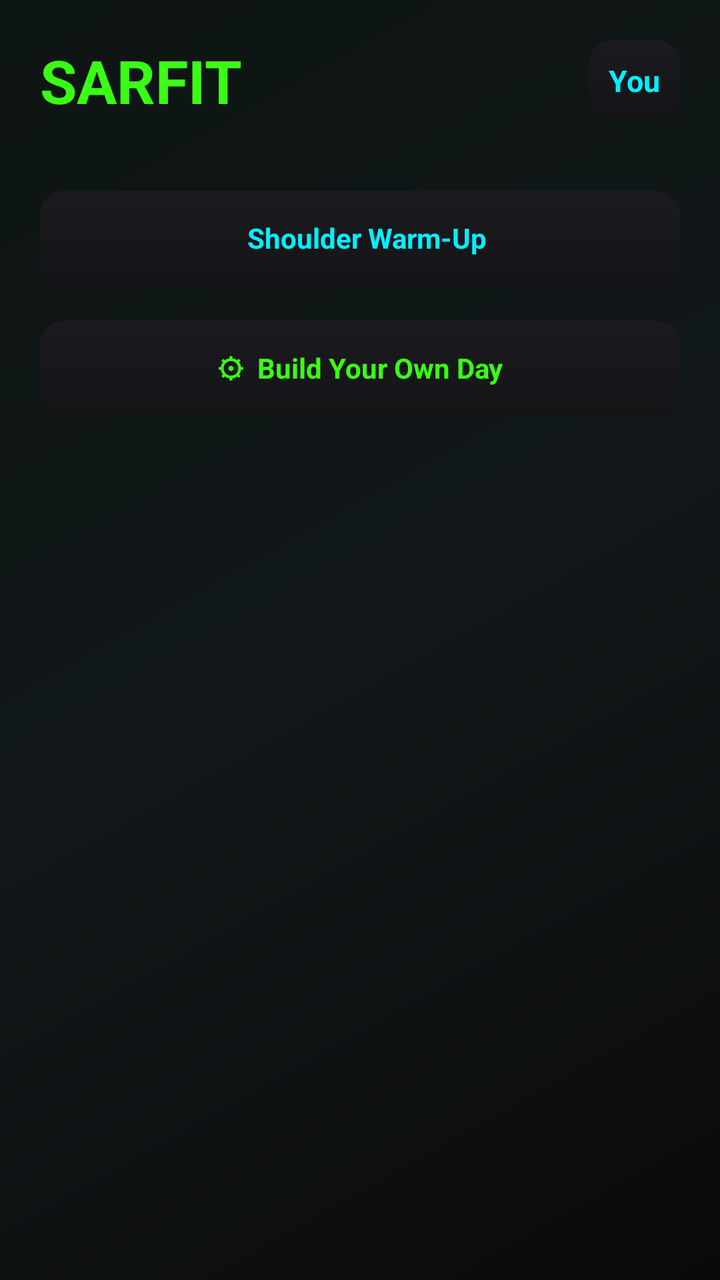
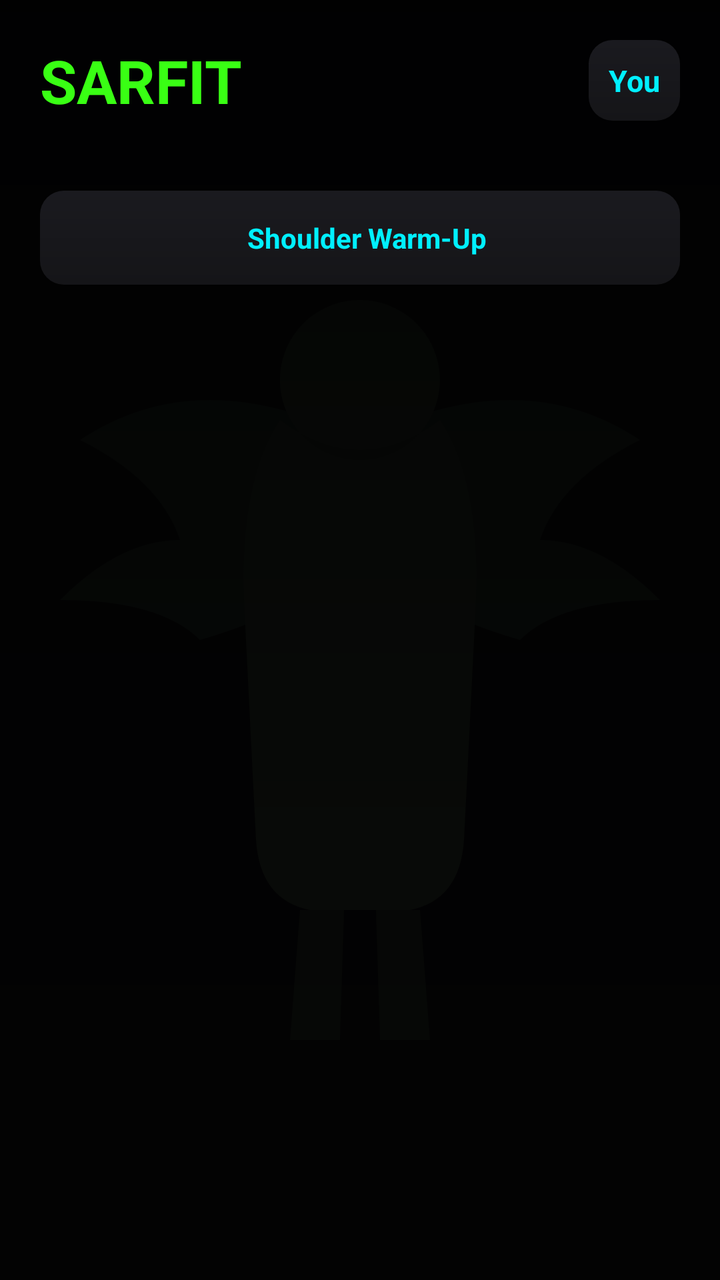

An Android layout rendered at two revisions. The XML below is the earlier revision; the diff shows what the commit changed to produce the second picture.
<!-- AndroidManifest.xml: application theme Theme.Sarfit -->
<!-- res/layout/activity_main.xml -->
<?xml version="1.0" encoding="utf-8"?>
<ScrollView xmlns:android="http://schemas.android.com/apk/res/android"
    android:layout_width="match_parent"
    android:layout_height="match_parent"
    android:background="@drawable/gradient_bg">

    <LinearLayout
        android:layout_width="match_parent"
        android:layout_height="wrap_content"
        android:orientation="vertical"
        android:padding="20dp">

        <LinearLayout
            android:layout_width="match_parent"
            android:layout_height="wrap_content"
            android:orientation="horizontal"
            android:gravity="center_vertical">

            <TextView
                android:layout_width="0dp"
                android:layout_height="wrap_content"
                android:layout_weight="1"
                android:text="@string/app_name"
                android:textColor="@color/neon_green"
                android:textSize="30sp"
                android:textStyle="bold" />

            <TextView
                android:id="@+id/tvYouButton"
                android:layout_width="wrap_content"
                android:layout_height="wrap_content"
                android:text="You"
                android:textColor="@color/neon_cyan"
                android:textSize="15sp"
                android:textStyle="bold"
                android:padding="10dp"
                android:background="@drawable/gradient_card" />

        </LinearLayout>

        <TextView
            android:id="@+id/tvWelcome"
            android:layout_width="wrap_content"
            android:layout_height="wrap_content"
            android:layout_marginTop="2dp"
            android:layout_marginBottom="14dp"
            android:textColor="@color/text_secondary"
            android:textSize="14sp" />

        <TextView
            android:id="@+id/tvWarmupButton"
            android:layout_width="match_parent"
            android:layout_height="wrap_content"
            android:layout_marginBottom="18dp"
            android:padding="14dp"
            android:gravity="center"
            android:text="\uD83D\uDD25  Shoulder Warm-Up"
            android:textColor="@color/neon_cyan"
            android:textSize="14sp"
            android:textStyle="bold"
            android:background="@drawable/gradient_card" />

        <TextView
            android:id="@+id/tvCustomBuilderButton"
            android:layout_width="match_parent"
            android:layout_height="wrap_content"
            android:layout_marginBottom="18dp"
            android:padding="14dp"
            android:gravity="center"
            android:text="\u2699  Build Your Own Day"
            android:textColor="@color/neon_green"
            android:textSize="14sp"
            android:textStyle="bold"
            android:background="@drawable/gradient_card" />

        <LinearLayout
            android:id="@+id/dayListContainer"
            android:layout_width="match_parent"
            android:layout_height="wrap_content"
            android:orientation="vertical" />

    </LinearLayout>
</ScrollView>
<!-- resources referenced by this layout -->
<resources>
  <color name="neon_cyan">#00F0FF</color>
  <color name="neon_green">#39FF14</color>
  <color name="text_secondary">#9E9E9E</color>
  <!-- drawable gradient_bg (drawable) -->
  <?xml version="1.0" encoding="utf-8"?>
  <shape xmlns:android="http://schemas.android.com/apk/res/android"
      android:shape="rectangle">
      <gradient
          android:type="linear"
          android:angle="135"
          android:startColor="#0A0A0A"
          android:centerColor="#12181A"
          android:endColor="#0D1512"
          android:centerX="0.5" />
  </shape>
  <!-- drawable gradient_card (drawable) -->
  <?xml version="1.0" encoding="utf-8"?>
  <shape xmlns:android="http://schemas.android.com/apk/res/android"
      android:shape="rectangle">
      <gradient
          android:type="linear"
          android:angle="115"
          android:startColor="#1A1A1F"
          android:endColor="#151518" />
      <corners android:radius="12dp" />
  </shape>
  <string name="app_name">SARFIT</string>
  <style name="Theme.Sarfit" parent="Theme.AppCompat.NoActionBar">
          <item name="android:windowBackground">@color/bg_dark</item>
          <item name="android:statusBarColor">@color/bg_dark</item>
          <item name="android:navigationBarColor">@color/bg_dark</item>
          <item name="android:textColor">@color/text_primary</item>
      </style>
  <color name="bg_dark">#0A0A0A</color>
  <color name="text_primary">#FFFFFF</color>
</resources>

<!-- the commit's change to res/layout/activity_main.xml (unified diff, before → after) -->
@@ -1,83 +1,85 @@
 <?xml version="1.0" encoding="utf-8"?>
-<ScrollView xmlns:android="http://schemas.android.com/apk/res/android"
+<FrameLayout xmlns:android="http://schemas.android.com/apk/res/android"
     android:layout_width="match_parent"
-    android:layout_height="match_parent"
-    android:background="@drawable/gradient_bg">
+    android:layout_height="match_parent">
 
-    <LinearLayout
+    <ImageView
         android:layout_width="match_parent"
-        android:layout_height="wrap_content"
-        android:orientation="vertical"
-        android:padding="20dp">
+        android:layout_height="match_parent"
+        android:scaleType="centerCrop"
+        android:src="@drawable/bg_statue" />
+
+    <View
+        android:layout_width="match_parent"
+        android:layout_height="match_parent"
+        android:background="@drawable/scrim_overlay" />
+
+    <ScrollView
+        android:layout_width="match_parent"
+        android:layout_height="match_parent">
 
         <LinearLayout
             android:layout_width="match_parent"
             android:layout_height="wrap_content"
-            android:orientation="horizontal"
-            android:gravity="center_vertical">
+            android:orientation="vertical"
+            android:padding="20dp">
+
+            <LinearLayout
+                android:layout_width="match_parent"
+                android:layout_height="wrap_content"
+                android:orientation="horizontal"
+                android:gravity="center_vertical">
+
+                <TextView
+                    android:layout_width="0dp"
+                    android:layout_height="wrap_content"
+                    android:layout_weight="1"
+                    android:text="@string/app_name"
+                    android:textColor="@color/neon_green"
+                    android:textSize="30sp"
+                    android:textStyle="bold" />
+
+                <TextView
+                    android:id="@+id/tvYouButton"
+                    android:layout_width="wrap_content"
+                    android:layout_height="wrap_content"
+                    android:text="You"
+                    android:textColor="@color/neon_cyan"
+                    android:textSize="15sp"
+                    android:textStyle="bold"
+                    android:padding="10dp"
+                    android:background="@drawable/gradient_card" />
+
+            </LinearLayout>
 
             <TextView
-                android:layout_width="0dp"
+                android:id="@+id/tvWelcome"
+                android:layout_width="wrap_content"
                 android:layout_height="wrap_content"
-                android:layout_weight="1"
-                android:text="@string/app_name"
-                android:textColor="@color/neon_green"
-                android:textSize="30sp"
-                android:textStyle="bold" />
+                android:layout_marginTop="2dp"
+                android:layout_marginBottom="14dp"
+                android:textColor="@color/text_secondary"
+                android:textSize="14sp" />
 
             <TextView
-                android:id="@+id/tvYouButton"
-                android:layout_width="wrap_content"
+                android:id="@+id/tvWarmupButton"
+                android:layout_width="match_parent"
                 android:layout_height="wrap_content"
-                android:text="You"
+                android:layout_marginBottom="18dp"
+                android:padding="14dp"
+                android:gravity="center"
+                android:text="\uD83D\uDD25  Shoulder Warm-Up"
                 android:textColor="@color/neon_cyan"
-                android:textSize="15sp"
+                android:textSize="14sp"
                 android:textStyle="bold"
-                android:padding="10dp"
                 android:background="@drawable/gradient_card" />
 
+            <LinearLayout
+                android:id="@+id/dayListContainer"
+                android:layout_width="match_parent"
+                android:layout_height="wrap_content"
+                android:orientation="vertical" />
+
         </LinearLayout>
-
-        <TextView
-            android:id="@+id/tvWelcome"
-            android:layout_width="wrap_content"
-            android:layout_height="wrap_content"
-            android:layout_marginTop="2dp"
-            android:layout_marginBottom="14dp"
-            android:textColor="@color/text_secondary"
-            android:textSize="14sp" />
-
-        <TextView
-            android:id="@+id/tvWarmupButton"
-            android:layout_width="match_parent"
-            android:layout_height="wrap_content"
-            android:layout_marginBottom="18dp"
-            android:padding="14dp"
-            android:gravity="center"
-            android:text="\uD83D\uDD25  Shoulder Warm-Up"
-            android:textColor="@color/neon_cyan"
-            android:textSize="14sp"
-            android:textStyle="bold"
-            android:background="@drawable/gradient_card" />
-
-        <TextView
-            android:id="@+id/tvCustomBuilderButton"
-            android:layout_width="match_parent"
-            android:layout_height="wrap_content"
-            android:layout_marginBottom="18dp"
-            android:padding="14dp"
-            android:gravity="center"
-            android:text="\u2699  Build Your Own Day"
-            android:textColor="@color/neon_green"
-            android:textSize="14sp"
-            android:textStyle="bold"
-            android:background="@drawable/gradient_card" />
-
-        <LinearLayout
-            android:id="@+id/dayListContainer"
-            android:layout_width="match_parent"
-            android:layout_height="wrap_content"
-            android:orientation="vertical" />
-
-    </LinearLayout>
-</ScrollView>
+    </ScrollView>
+</FrameLayout>
<!-- resource entries referenced after the edit -->
@@ -3,18 +3,30 @@
   <color name="neon_cyan">#00F0FF</color>
   <color name="neon_green">#39FF14</color>
   <color name="text_secondary">#9E9E9E</color>
-  <!-- drawable gradient_bg (drawable) -->
+  <!-- drawable bg_statue (drawable) -->
   <?xml version="1.0" encoding="utf-8"?>
-  <shape xmlns:android="http://schemas.android.com/apk/res/android"
-      android:shape="rectangle">
-      <gradient
-          android:type="linear"
-          android:angle="135"
-          android:startColor="#0A0A0A"
-          android:centerColor="#12181A"
-          android:endColor="#0D1512"
-          android:centerX="0.5" />
-  </shape>
+  <vector xmlns:android="http://schemas.android.com/apk/res/android"
+      android:width="360dp" android:height="640dp"
+      android:viewportWidth="360" android:viewportHeight="640">
+      <path android:pathData="M0,0h360v640h-360z" android:fillColor="#0A0A0A"/>
+      <path android:pathData="M0,0h360v640h-360z">
+          <aapt:attr xmlns:aapt="http://schemas.android.com/aapt" name="android:fillColor">
+              <gradient android:type="linear" android:angle="135"
+                  android:startColor="#1A2418" android:endColor="#08080A" android:centerColor="#101614"/>
+          </aapt:attr>
+      </path>
+      
+      <path android:fillColor="#18201A"
+          android:pathData="M180,220 Q100,180 40,220 Q80,240 90,270 Q60,270 30,300 Q80,300 100,320 Q170,300 180,260 Z"/>
+      <path android:fillColor="#18201A"
+          android:pathData="M180,220 Q260,180 320,220 Q280,240 270,270 Q300,270 330,300 Q280,300 260,320 Q190,300 180,260 Z"/>
+      
+      <path android:fillColor="#20281F"
+          android:pathData="M180,150 a40,40 0 1 1 -0.1,0 Z M140,210 Q120,240 122,300 L128,420 Q130,450 155,455 L205,455 Q230,450 232,420 L238,300 Q240,240 220,210 Q200,225 180,225 Q160,225 140,210 Z"/>
+      
+      <path android:fillColor="#161C15"
+          android:pathData="M150,455 L145,520 L170,520 L172,455 Z M210,455 L215,520 L190,520 L188,455 Z"/>
+  </vector>
   <!-- drawable gradient_card (drawable) -->
   <?xml version="1.0" encoding="utf-8"?>
   <shape xmlns:android="http://schemas.android.com/apk/res/android"
@@ -25,6 +37,16 @@
           android:startColor="#1A1A1F"
           android:endColor="#151518" />
       <corners android:radius="12dp" />
+  </shape>
+  <!-- drawable scrim_overlay (drawable) -->
+  <?xml version="1.0" encoding="utf-8"?>
+  <shape xmlns:android="http://schemas.android.com/apk/res/android" android:shape="rectangle">
+      <gradient
+          android:type="linear"
+          android:angle="90"
+          android:startColor="#B3000000"
+          android:centerColor="#CC000000"
+          android:endColor="#E6000000" />
   </shape>
   <string name="app_name">SARFIT</string>
   <style name="Theme.Sarfit" parent="Theme.AppCompat.NoActionBar">
